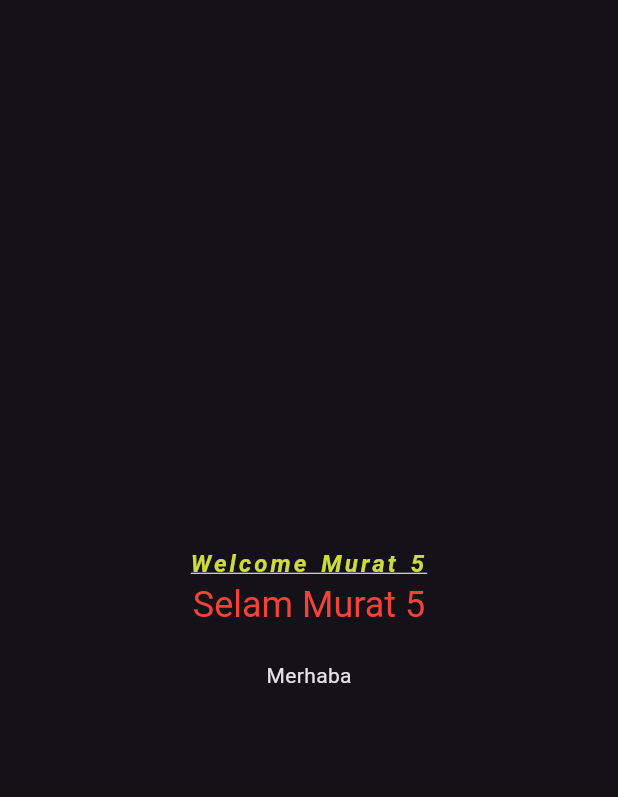
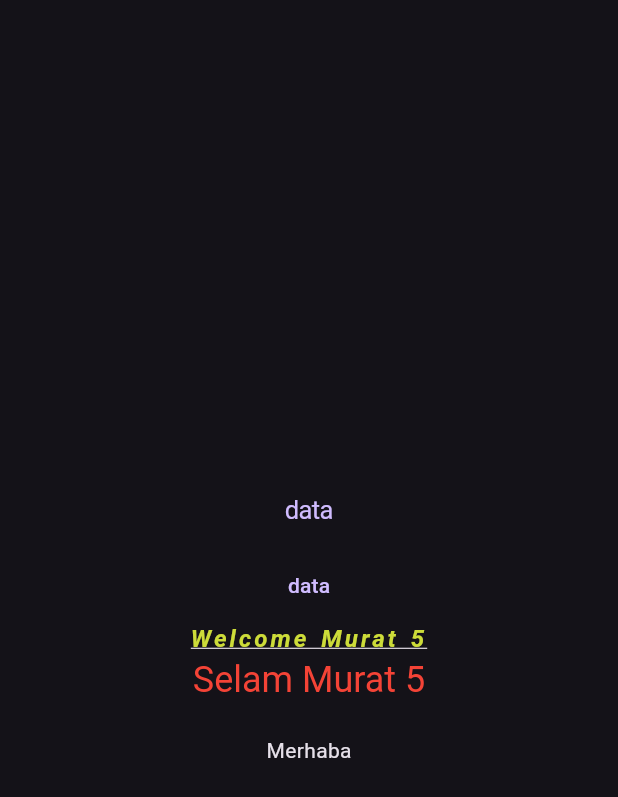
Before and after one commit to muratalarcin/Flutter_Learn, a Flutter app: the screen it shows after launch, on a phone screen of 412 x 824 dp. Shown: the top 797 px of the screen. Run offline on Flutter 3.47's test engine with Material 3 defaults, Android fonts, the phone set to English and light mode, and no system bars.

Commit message:
container sized box learn

```diff
--- /dev/null
+++ b/lib/101/container_sized_box_learn.dart
@@ -0,0 +1,3 @@
+import 'package:flutter/material.dart';
+
+class ContainerSizedBoxLearn extends StatelessWidget {}
--- a/lib/101/text_learn.dart
+++ b/lib/101/text_learn.dart
@@ -1,3 +1,4 @@
+import 'package:flutter/cupertino.dart';
 import 'package:flutter/material.dart';
 
 class TextLearnView extends StatelessWidget {
@@ -14,6 +15,8 @@ class TextLearnView extends StatelessWidget {
           child: Column(
         mainAxisAlignment: MainAxisAlignment.center,
         children: [
+          CupertinoButton(child: const Text('data'), onPressed: () {}),
+          TextButton(onPressed: () {}, child: const Text('data')),
           Text(
             'Welcome $name ${name.length}',
             maxLines: 2,
--- a/lib/main.dart
+++ b/lib/main.dart
@@ -1,3 +1,4 @@
+import 'package:flutter/cupertino.dart';
 import 'package:flutter/material.dart';
 import 'package:flutter_application_first/101/text_learn.dart';
 
@@ -12,7 +13,9 @@ class MyApp extends StatelessWidget {
   @override
   Widget build(BuildContext context) {
     return MaterialApp(
+      //CupertinoApp de yapabiliriz, baştan sonra ios için yazıcaksak. Bu halde 2 side kullanılıyor.
       title: 'Flutter Demo',
+      debugShowCheckedModeBanner: false,
       theme: ThemeData.dark(),
       home: TextLearnView(),
     );
```
